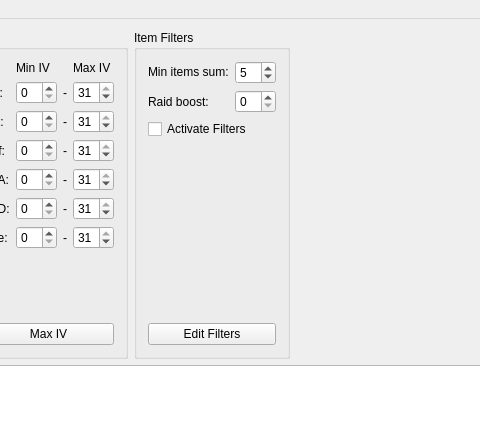
Qt form RaidCalc/RaidCalc.ui (MewTracker/sv-research) before a commit; both pictures show x 433 to 913 and y 0 to 431 of the 1341 by 813 pixel window.
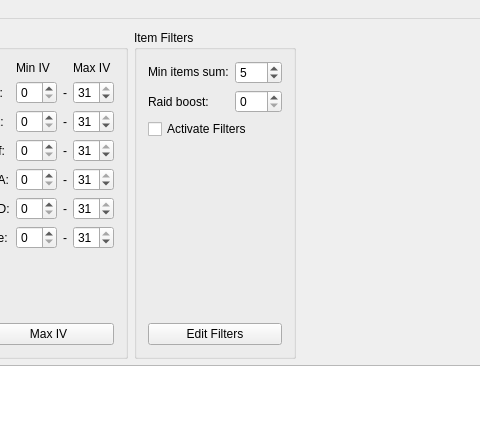
The same form after that commit.

Commit message: Increased drop count limit

```diff
--- a/RaidCalc/RaidCalc.ui
+++ b/RaidCalc/RaidCalc.ui
@@ -624,7 +624,7 @@
          <item row="0" column="1">
           <widget class="QSpinBox" name="spinBoxMinItemsSum">
            <property name="maximum">
-            <number>30</number>
+            <number>500</number>
            </property>
            <property name="value">
             <number>5</number>
```
